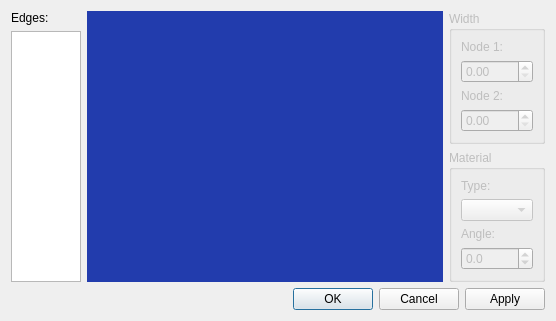
This is UserInterface/dimensionDialog.ui in Frenor/CCCP as Qt 5 draws it before an edit. The edited form follows.
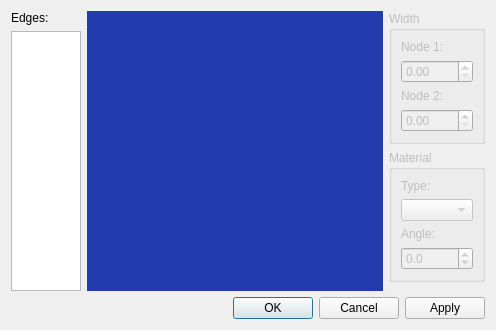
This is the edited form. Custom widgets are drawn as their Qt base class.

Commit message: Fixed connection between left and right panel in dimension dialog

The edit to the form file:
```diff
--- a/UserInterface/dimensionDialog.ui
+++ b/UserInterface/dimensionDialog.ui
@@ -6,8 +6,8 @@
    <rect>
     <x>0</x>
     <y>0</y>
-    <width>556</width>
-    <height>310</height>
+    <width>496</width>
+    <height>330</height>
    </rect>
   </property>
   <property name="windowTitle">
@@ -22,6 +22,9 @@
      <property name="standardButtons">
       <set>QDialogButtonBox::Apply|QDialogButtonBox::Cancel|QDialogButtonBox::Ok</set>
      </property>
+     <property name="centerButtons">
+      <bool>false</bool>
+     </property>
     </widget>
    </item>
    <item row="0" column="0">
```
Left out of the diff: 74 changed lines with no effect on the pictures. The commit also changes 8 other files.
